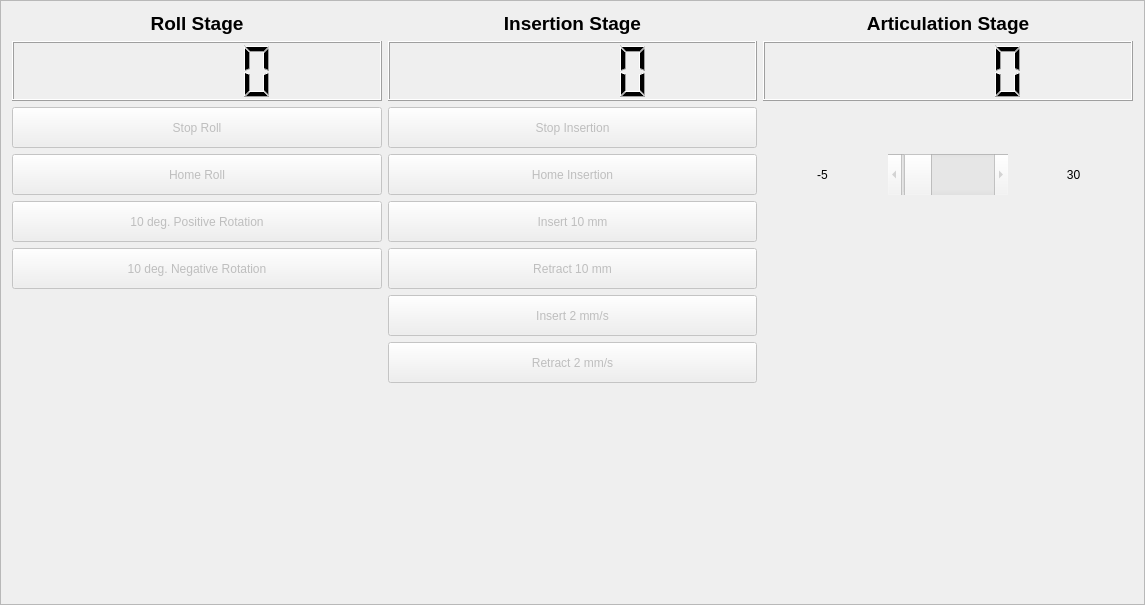
Before: the Qt Designer form src/RTUltrasteer/RobotControlsWidget.ui in josephgreer/ultrasteer, drawn with Qt 5.
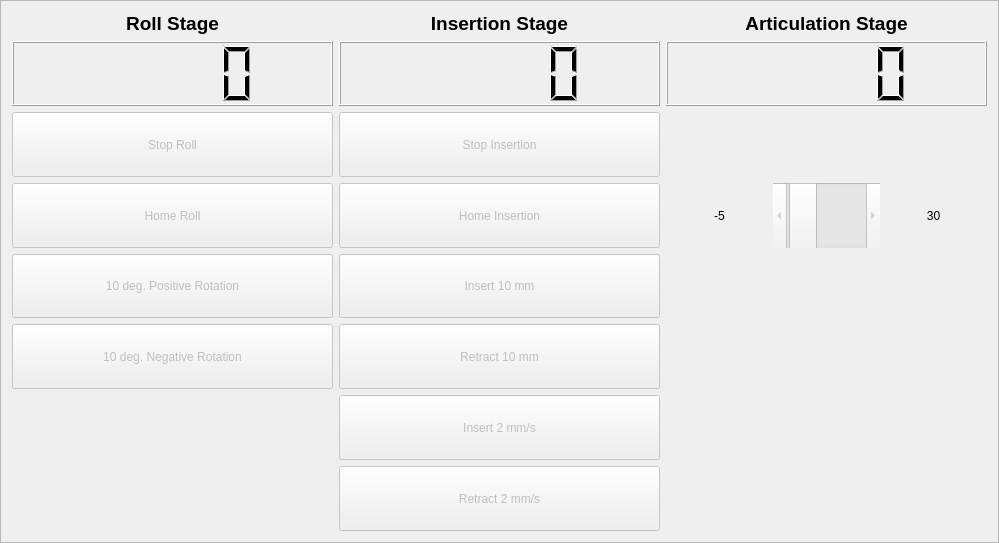
After: the same form once the commit is applied.

Commit message: Added RobotControlsWidget to EstimatorWidget Created SaveDataWidget and added it to EstimatorWidget

Patch:
```diff
--- a/src/RTUltrasteer/RobotControlsWidget.ui
+++ b/src/RTUltrasteer/RobotControlsWidget.ui
@@ -6,8 +6,8 @@
    <rect>
     <x>0</x>
     <y>0</y>
-    <width>1145</width>
-    <height>605</height>
+    <width>999</width>
+    <height>543</height>
    </rect>
   </property>
   <property name="windowTitle">
@@ -22,6 +22,28 @@
   <layout class="QGridLayout" name="gridLayout_2">
    <item row="0" column="0">
     <layout class="QGridLayout" name="gridLayout">
+     <item row="3" column="0">
+      <widget class="QPushButton" name="homeRoll">
+       <property name="enabled">
+        <bool>false</bool>
+       </property>
+       <property name="sizePolicy">
+        <sizepolicy hsizetype="Minimum" vsizetype="MinimumExpanding">
+         <horstretch>0</horstretch>
+         <verstretch>0</verstretch>
+        </sizepolicy>
+       </property>
+       <property name="minimumSize">
+        <size>
+         <width>0</width>
+         <height>15</height>
+        </size>
+       </property>
+       <property name="text">
+        <string>Home Roll</string>
+       </property>
+      </widget>
+     </item>
      <item row="0" column="0">
       <widget class="QLabel" name="label">
        <property name="sizePolicy">
@@ -56,10 +78,16 @@
        <property name="enabled">
         <bool>false</bool>
        </property>
+       <property name="sizePolicy">
+        <sizepolicy hsizetype="Minimum" vsizetype="MinimumExpanding">
+         <horstretch>0</horstretch>
+         <verstretch>0</verstretch>
+        </sizepolicy>
+       </property>
        <property name="minimumSize">
         <size>
          <width>0</width>
-         <height>41</height>
+         <height>15</height>
         </size>
        </property>
        <property name="text">
@@ -72,10 +100,16 @@
        <property name="enabled">
         <bool>false</bool>
        </property>
+       <property name="sizePolicy">
+        <sizepolicy hsizetype="Minimum" vsizetype="MinimumExpanding">
+         <horstretch>0</horstretch>
+         <verstretch>0</verstretch>
+        </sizepolicy>
+       </property>
        <property name="minimumSize">
         <size>
          <width>0</width>
-         <height>41</height>
+         <height>15</height>
         </size>
        </property>
        <property name="text">
@@ -88,10 +122,16 @@
        <property name="enabled">
         <bool>false</bool>
        </property>
+       <property name="sizePolicy">
+        <sizepolicy hsizetype="Minimum" vsizetype="MinimumExpanding">
+         <horstretch>0</horstretch>
+         <verstretch>0</verstretch>
+        </sizepolicy>
+       </property>
        <property name="minimumSize">
         <size>
          <width>0</width>
-         <height>41</height>
+         <height>15</height>
         </size>
        </property>
        <property name="text">
@@ -101,10 +141,16 @@
      </item>
      <item row="1" column="1">
       <widget class="QLCDNumber" name="insertion_pos">
+       <property name="sizePolicy">
+        <sizepolicy hsizetype="Minimum" vsizetype="MinimumExpanding">
+         <horstretch>0</horstretch>
+         <verstretch>0</verstretch>
+        </sizepolicy>
+       </property>
        <property name="minimumSize">
         <size>
          <width>0</width>
-         <height>60</height>
+         <height>15</height>
         </size>
        </property>
       </widget>
@@ -114,10 +160,16 @@
        <property name="enabled">
         <bool>false</bool>
        </property>
+       <property name="sizePolicy">
+        <sizepolicy hsizetype="Minimum" vsizetype="MinimumExpanding">
+         <horstretch>0</horstretch>
+         <verstretch>0</verstretch>
+        </sizepolicy>
+       </property>
        <property name="minimumSize">
         <size>
          <width>0</width>
-         <height>41</height>
+         <height>15</height>
         </size>
        </property>
        <property name="text">
@@ -157,7 +209,7 @@
      <item row="1" column="2">
       <widget class="QLCDNumber" name="articulation_pos">
        <property name="sizePolicy">
-        <sizepolicy hsizetype="Minimum" vsizetype="Minimum">
+        <sizepolicy hsizetype="Minimum" vsizetype="MinimumExpanding">
          <horstretch>0</horstretch>
          <verstretch>0</verstretch>
         </sizepolicy>
@@ -165,7 +217,7 @@
        <property name="minimumSize">
         <size>
          <width>0</width>
-         <height>60</height>
+         <height>15</height>
         </size>
        </property>
       </widget>
@@ -175,10 +227,16 @@
        <property name="enabled">
         <bool>false</bool>
        </property>
+       <property name="sizePolicy">
+        <sizepolicy hsizetype="Minimum" vsizetype="MinimumExpanding">
+         <horstretch>0</horstretch>
+         <verstretch>0</verstretch>
+        </sizepolicy>
+       </property>
        <property name="minimumSize">
         <size>
          <width>0</width>
-         <height>41</height>
+         <height>15</height>
         </size>
        </property>
        <property name="text">
@@ -191,10 +249,16 @@
        <property name="enabled">
         <bool>false</bool>
        </property>
+       <property name="sizePolicy">
+        <sizepolicy hsizetype="Minimum" vsizetype="MinimumExpanding">
+         <horstretch>0</horstretch>
+         <verstretch>0</verstretch>
+        </sizepolicy>
+       </property>
        <property name="minimumSize">
         <size>
          <width>0</width>
-         <height>41</height>
+         <height>15</height>
         </size>
        </property>
        <property name="text">
@@ -233,10 +297,16 @@
      </item>
      <item row="1" column="0">
       <widget class="QLCDNumber" name="roll_pos">
+       <property name="sizePolicy">
+        <sizepolicy hsizetype="Minimum" vsizetype="MinimumExpanding">
+         <horstretch>0</horstretch>
+         <verstretch>0</verstretch>
+        </sizepolicy>
+       </property>
        <property name="minimumSize">
         <size>
          <width>0</width>
-         <height>60</height>
+         <height>15</height>
         </size>
        </property>
       </widget>
@@ -246,10 +316,16 @@
        <property name="enabled">
         <bool>false</bool>
        </property>
+       <property name="sizePolicy">
+        <sizepolicy hsizetype="Minimum" vsizetype="MinimumExpanding">
+         <horstretch>0</horstretch>
+         <verstretch>0</verstretch>
+        </sizepolicy>
+       </property>
        <property name="minimumSize">
         <size>
          <width>0</width>
-         <height>41</height>
+         <height>15</height>
         </size>
        </property>
        <property name="text">
@@ -262,10 +338,16 @@
        <property name="enabled">
         <bool>false</bool>
        </property>
+       <property name="sizePolicy">
+        <sizepolicy hsizetype="Minimum" vsizetype="MinimumExpanding">
+         <horstretch>0</horstretch>
+         <verstretch>0</verstretch>
+        </sizepolicy>
+       </property>
        <property name="minimumSize">
         <size>
          <width>0</width>
-         <height>41</height>
+         <height>15</height>
         </size>
        </property>
        <property name="text">
@@ -273,31 +355,21 @@
        </property>
       </widget>
      </item>
-     <item row="3" column="0">
-      <widget class="QPushButton" name="homeRoll">
-       <property name="enabled">
-        <bool>false</bool>
-       </property>
-       <property name="minimumSize">
-        <size>
-         <width>0</width>
-         <height>41</height>
-        </size>
-       </property>
-       <property name="text">
-        <string>Home Roll</string>
-       </property>
-      </widget>
-     </item>
      <item row="4" column="0">
       <widget class="QPushButton" name="rotatePosInc">
        <property name="enabled">
         <bool>false</bool>
        </property>
+       <property name="sizePolicy">
+        <sizepolicy hsizetype="Minimum" vsizetype="MinimumExpanding">
+         <horstretch>0</horstretch>
+         <verstretch>0</verstretch>
+        </sizepolicy>
+       </property>
        <property name="minimumSize">
         <size>
          <width>0</width>
-         <height>41</height>
+         <height>15</height>
         </size>
        </property>
        <property name="text">
@@ -307,8 +379,23 @@
      </item>
      <item row="3" column="2">
       <layout class="QHBoxLayout" name="horizontalLayout">
+       <property name="spacing">
+        <number>0</number>
+       </property>
        <item>
         <widget class="QLabel" name="label_4">
+         <property name="sizePolicy">
+          <sizepolicy hsizetype="Preferred" vsizetype="MinimumExpanding">
+           <horstretch>0</horstretch>
+           <verstretch>0</verstretch>
+          </sizepolicy>
+         </property>
+         <property name="minimumSize">
+          <size>
+           <width>0</width>
+           <height>15</height>
+          </size>
+         </property>
          <property name="text">
           <string>-5</string>
          </property>
@@ -323,7 +410,7 @@
           <bool>false</bool>
          </property>
          <property name="sizePolicy">
-          <sizepolicy hsizetype="Minimum" vsizetype="Fixed">
+          <sizepolicy hsizetype="Minimum" vsizetype="MinimumExpanding">
            <horstretch>0</horstretch>
            <verstretch>0</verstretch>
           </sizepolicy>
@@ -331,7 +418,7 @@
          <property name="minimumSize">
           <size>
            <width>90</width>
-           <height>41</height>
+           <height>15</height>
           </size>
          </property>
          <property name="minimum">
@@ -347,6 +434,18 @@
        </item>
        <item>
         <widget class="QLabel" name="label_5">
+         <property name="sizePolicy">
+          <sizepolicy hsizetype="Preferred" vsizetype="MinimumExpanding">
+           <horstretch>0</horstretch>
+           <verstretch>0</verstretch>
+          </sizepolicy>
+         </property>
+         <property name="minimumSize">
+          <size>
+           <width>0</width>
+           <height>15</height>
+          </size>
+         </property>
          <property name="text">
           <string>30</string>
          </property>
@@ -359,19 +458,6 @@
      </item>
     </layout>
    </item>
-   <item row="1" column="0">
-    <spacer name="verticalSpacer">
-     <property name="orientation">
-      <enum>Qt::Vertical</enum>
-     </property>
-     <property name="sizeHint" stdset="0">
-      <size>
-       <width>20</width>
-       <height>40</height>
-      </size>
-     </property>
-    </spacer>
-   </item>
   </layout>
  </widget>
  <resources/>
```
The commit also changes 8 other files.
